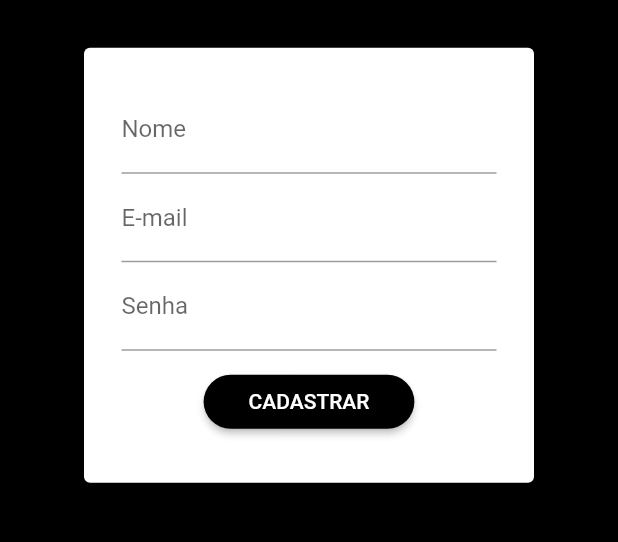
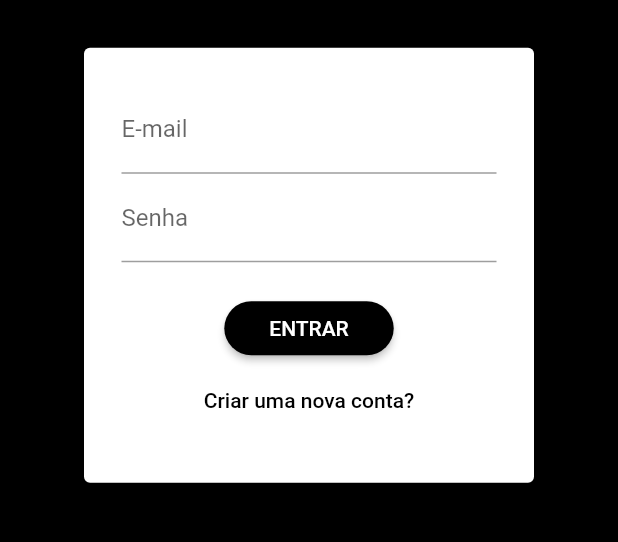
Before and after one commit to eusouakau/teste, a Flutter app: the screen it shows after launch, on a phone screen of 412 x 824 dp, the part 427-969 px from its top. Run offline on Flutter 3.47's test engine with Material 2 defaults, Android fonts, the phone set to English and light mode, and no system bars; missing offline and left inert: orion_client.

Commit message:
login update

```diff
--- a/lib/main.dart
+++ b/lib/main.dart
@@ -1,6 +1,7 @@
 import 'package:flutter/material.dart';
 import './screens/auth_screen.dart';
 import './utils/app_routes.dart';
+import './screens/home_screen.dart';
 
 void main() {
   runApp(MyApp());
@@ -27,6 +28,7 @@ class MyApp extends StatelessWidget {
       ),
       routes: {
         AppRoutes.AUTH_SCREEN: (ctx) => AuthScreen(),
+        AppRoutes.HOME_SCREEN: (ctx) => HomeScreen(),
       },
     );
   }
--- /dev/null
+++ b/lib/models/auth_data.dart
@@ -0,0 +1,24 @@
+
+enum AuthMode {
+  LOGIN,
+  SIGNUP,
+}
+
+class AuthData {
+  String name;
+  String email;
+  String password;
+  AuthMode _mode = AuthMode.LOGIN;
+
+  bool get isSignup {
+    return _mode == AuthMode.SIGNUP;
+  }
+
+  bool get isLogin {
+    return _mode == AuthMode.LOGIN;
+  }
+
+  void toggleMode() {
+    _mode = _mode == AuthMode.LOGIN ? AuthMode.SIGNUP : AuthMode.LOGIN;
+  }
+}
--- a/lib/utils/app_routes.dart
+++ b/lib/utils/app_routes.dart
@@ -1,3 +1,4 @@
 class AppRoutes {
   static const AUTH_SCREEN = '/';
+  static const HOME_SCREEN = '/home-screen';
 }
--- a/lib/widgets/auth_card.dart
+++ b/lib/widgets/auth_card.dart
@@ -1,5 +1,8 @@
 import 'package:flutter/material.dart';
 import 'package:orion_client/orion_client.dart';
+import 'package:teste/models/auth_data.dart';
+import 'package:teste/screens/home_screen.dart';
+
 class AuthCard extends StatefulWidget {
   @override
   _AuthCardState createState() => _AuthCardState();
@@ -8,8 +11,9 @@ class AuthCard extends StatefulWidget {
 class _AuthCardState extends State<AuthCard>
     with SingleTickerProviderStateMixin {
   GlobalKey<FormState> _form = GlobalKey();
+  final AuthData _authData = AuthData();
 
-  final Map<String, String> _authData = {
+  final Map<String, String> _data = {
     'email': '',
     'name': '',
     'password': '',
@@ -20,6 +24,17 @@ class _AuthCardState extends State<AuthCard>
 
     final response = await url.createUser(name, email, password);
     return response;
+  }
+
+  Future<void> login(String email, String password) async {
+    final url = new UsersWebService(false, true);
+
+    final response = await url.login(email, password);
+    return response;
+  }
+
+  Future<void> onLogin(Map<String, String> map) async {
+    await login(map['email'], map['password']);
   }
 
   Future<void> onSignup(Map<String, String> map) async {
@@ -34,7 +49,7 @@ class _AuthCardState extends State<AuthCard>
   Widget build(BuildContext context) {
     return Card(
       child: Container(
-        height: 290,
+        height: _authData.isSignup ? 350 : 290,
         width: 300,
         padding: EdgeInsets.all(25.0),
         child: Form(
@@ -49,24 +64,26 @@ class _AuthCardState extends State<AuthCard>
 
   List<Widget> get newMethod {
     return <Widget>[
+      if (_authData.isSignup)
         TextFormField(
           controller: _controllerName,
           decoration: InputDecoration(labelText: 'Nome'),
-        onChanged: (value) => _authData['name'] = _controllerName.text,
+          onChanged: (value) => _data['name'] = _controllerName.text,
         ),
       TextFormField(
         controller: _controllerEmail,
         decoration: InputDecoration(labelText: 'E-mail'),
-        onChanged: (value) => _authData['email'] = _controllerEmail.text,
+        onChanged: (value) => _data['email'] = _controllerEmail.text,
       ),
       TextFormField(
         controller: _controllerPassword,
         decoration: InputDecoration(labelText: 'Senha'),
         obscureText: true,
-        onChanged: (value) => _authData['password'] = _controllerPassword.text,
+        onChanged: (value) => _data['password'] = _controllerPassword.text,
       ),
-      SizedBox(height: 10),
-      RaisedButton(
+      SizedBox(height: 20),
+      _authData.isSignup
+          ? RaisedButton(
               color: Theme.of(context).primaryColor,
               textColor: Theme.of(context).primaryTextTheme.button.color,
               padding: EdgeInsets.symmetric(
@@ -74,7 +91,44 @@ class _AuthCardState extends State<AuthCard>
                 vertical: 8.0,
               ),
               child: Text('CADASTRAR'),
-        onPressed: () => onSignup(_authData),
+              onPressed: () => onSignup(_data) == null
+                  ? null
+                  : () {
+                      Navigator.of(context).push(
+                        MaterialPageRoute(
+                          builder: (context) => HomeScreen(),
+                        ),
+                      );
+                    },
+            )
+          : RaisedButton(
+              color: Theme.of(context).primaryColor,
+              textColor: Theme.of(context).primaryTextTheme.button.color,
+              padding: EdgeInsets.symmetric(
+                horizontal: 30.0,
+                vertical: 8.0,
+              ),
+              child: Text('ENTRAR'),
+              onPressed: () => onLogin(_data) == null
+                  ? null
+                  : () {
+                      Navigator.of(context).push(
+                        MaterialPageRoute(
+                          builder: (context) => HomeScreen(),
+                        ),
+                      );
+                    },
+            ),
+      FlatButton(
+        textColor: Theme.of(context).primaryColor,
+        child: Text(
+          _authData.isLogin ? 'Criar uma nova conta?' : 'Já possui uma conta?',
+        ),
+        onPressed: () {
+          setState(() {
+            _authData.toggleMode();
+          });
+        },
       ),
     ];
   }
```
Also changed, not shown: lib/screens/home_screen.dart (added, +15 -0 lines), 1 other file. Lines whose indentation alone changed are shown as unchanged.
